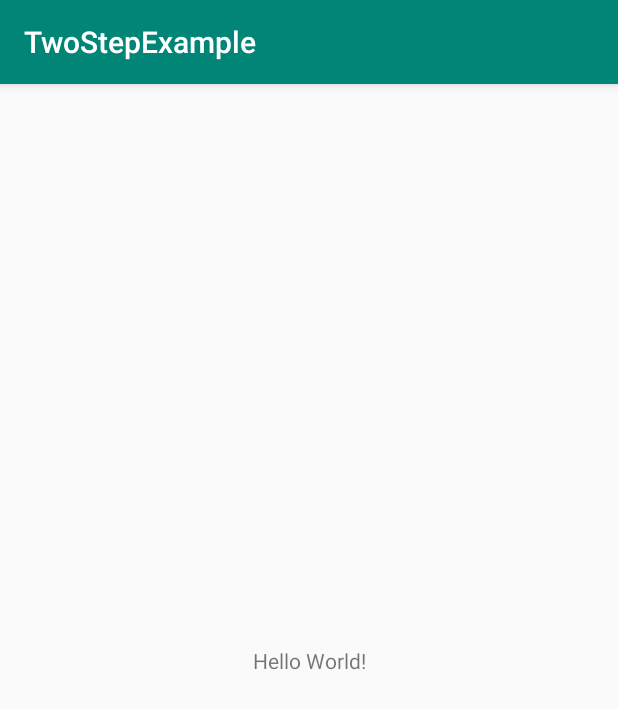
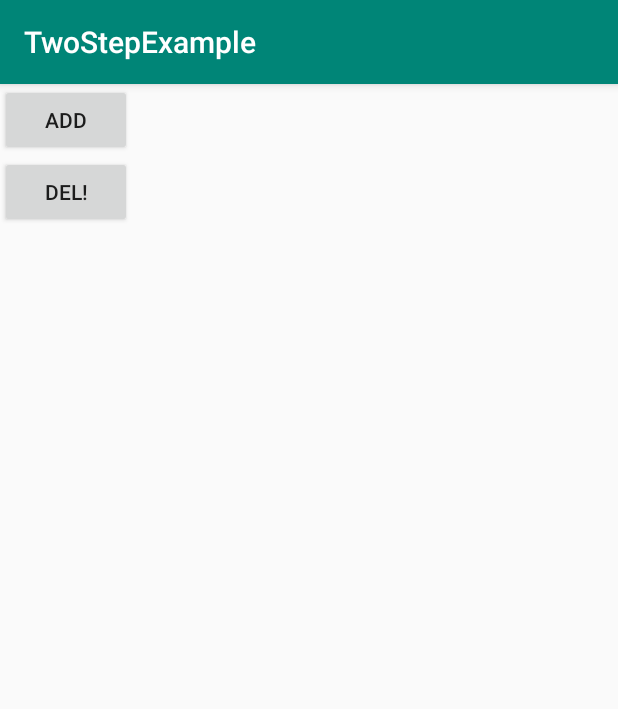
Before and after one commit to daolq3012/launcher-q, an Android app: the screen it shows after launch (MainActivity), on a phone screen of 412 x 824 dp. Shown: the top 709 px of the screen. Run offline under Robolectric (Android 15) with nearby library versions, the phone set to English and light mode, and no system bars.

Commit message:
Commit for move work place, working mange two step datas from multiple apps

```diff
--- a/TwoStepExample/app/build.gradle
+++ b/TwoStepExample/app/build.gradle
@@ -24,7 +24,7 @@ android {
 
 dependencies {
     implementation fileTree(dir: 'libs', include: ['*.jar'])
-    implementation"org.jetbrains.kotlin:kotlin-stdlib-jdk7:$kotlin_version"
+    implementation "org.jetbrains.kotlin:kotlin-stdlib-jdk7:$kotlin_version"
     implementation 'com.android.support:appcompat-v7:28.0.0'
     implementation 'com.android.support.constraint:constraint-layout:1.1.3'
     testImplementation 'junit:junit:4.12'
--- a/TwoStepExample/app/src/main/java/seoft/co/kr/twostepexample/MainActivity.kt
+++ b/TwoStepExample/app/src/main/java/seoft/co/kr/twostepexample/MainActivity.kt
@@ -1,15 +1,46 @@
 package seoft.co.kr.twostepexample
 
+import android.content.ContentValues
 import android.support.v7.app.AppCompatActivity
 import android.os.Bundle
+import android.util.Log
+import android.widget.Toast
+import kotlinx.android.synthetic.main.activity_main.*
 
 class MainActivity : AppCompatActivity() {
+
+    val TAG = "MainActivity#$#"
 
     override fun onCreate(savedInstanceState: Bundle?) {
         super.onCreate(savedInstanceState)
         setContentView(R.layout.activity_main)
+        val lqProvider = LQProvider(this)
 
 
+        bt.setOnClickListener { _ ->
+
+            with(lqProvider){
+                remove("seoft.co.kr.twostepexample")
+
+                insert("seoft.co.kr.twostepexample", "seoft.co.kr.twostepexample.AActivity#$#THIS_IS_A")
+                insert("seoft.co.kr.twostepexample", "seoft.co.kr.twostepexample.BActivity#$#THIS_IS_B")
+                null
+            }
+
+        }
+
+        bt2.setOnClickListener { _ ->
+            lqProvider.select("seoft.co.kr.twostepexample").forEach{
+                Log.i(TAG,it.toString())
+            }
+
+            Log.i(TAG,"#############")
+
+            lqProvider.select("seoft.co.kr.twostepexample","seoft.co.kr.twostepexample.AActivity#$#THIS_IS_A").forEach{
+                Log.i(TAG,it.toString())
+            }
+
+        }
 
 
     }
--- a/TwoStepExample/app/src/main/res/layout/activity_main.xml
+++ b/TwoStepExample/app/src/main/res/layout/activity_main.xml
@@ -1,5 +1,6 @@
 <?xml version="1.0" encoding="utf-8"?>
-<android.support.constraint.ConstraintLayout
+<LinearLayout
+        android:orientation="vertical"
         xmlns:android="http://schemas.android.com/apk/res/android"
         xmlns:tools="http://schemas.android.com/tools"
         xmlns:app="http://schemas.android.com/apk/res-auto"
@@ -7,13 +8,24 @@
         android:layout_height="match_parent"
         tools:context=".MainActivity">
 
-    <TextView
+    <Button
+            android:id="@+id/bt"
             android:layout_width="wrap_content"
             android:layout_height="wrap_content"
-            android:text="Hello World!"
+            android:text="ADD"
             app:layout_constraintBottom_toBottomOf="parent"
             app:layout_constraintLeft_toLeftOf="parent"
             app:layout_constraintRight_toRightOf="parent"
             app:layout_constraintTop_toTopOf="parent"/>
 
-</android.support.constraint.ConstraintLayout>
+    <Button
+            android:id="@+id/bt2"
+            android:layout_width="wrap_content"
+            android:layout_height="wrap_content"
+            android:text="DEL!"
+            app:layout_constraintBottom_toBottomOf="parent"
+            app:layout_constraintLeft_toLeftOf="parent"
+            app:layout_constraintRight_toRightOf="parent"
+            app:layout_constraintTop_toTopOf="parent"/>
+
+</LinearLayout>
```
Also changed, not shown: LauncherQ/app/src/main/AndroidManifest.xml (+5 -2 lines), LauncherQ/app/src/main/java/seoft/co/kr/launcherq/ui/main/MainActivity.kt (+63 -0 lines), LauncherQ/app/src/main/java/seoft/co/kr/launcherq/utill/LQProvider.kt (renamed from LauncherQ/app/src/main/java/seoft/co/kr/launcherq/ui/main/LQProvider.kt, +11 -9 lines), TwoStepExample/app/src/main/AndroidManifest.xml (+10 -4 lines), TwoStepExample/app/src/main/java/seoft/co/kr/twostepexample/AActivity.kt (added, +20 -0 lines), TwoStepExample/app/src/main/java/seoft/co/kr/twostepexample/BActivity.kt (added, +19 -0 lines), TwoStepExample/app/src/main/java/seoft/co/kr/twostepexample/LQProvider.kt (added, +65 -0 lines), TwoStepExample/app/src/main/res/layout/activity_a.xml (added, +16 -0 lines), TwoStepExample/app/src/main/res/layout/activity_b.xml (added, +16 -0 lines).
